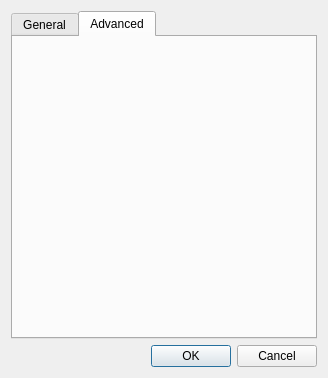
Qt form pcmanfm/desktop-preferences.ui (lxqt/pcmanfm-qt) before a commit.
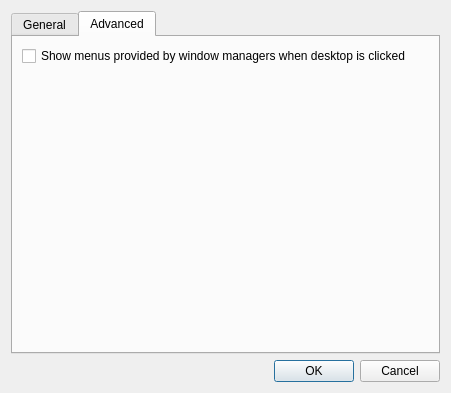
The same form after that commit. The open tabs and pages were chosen to show the change. Custom widgets are drawn as their Qt base class.

Commit message: Support showing the desktop menu provided by the window manager.

What changed in the file:
```diff
--- a/pcmanfm/desktop-preferences.ui
+++ b/pcmanfm/desktop-preferences.ui
@@ -6,8 +6,8 @@
    <rect>
     <x>0</x>
     <y>0</y>
-    <width>328</width>
-    <height>378</height>
+    <width>451</width>
+    <height>393</height>
    </rect>
   </property>
   <property name="windowTitle">
@@ -206,6 +206,28 @@
       <attribute name="title">
        <string>Advanced</string>
       </attribute>
+      <layout class="QVBoxLayout" name="verticalLayout_3">
+       <item>
+        <widget class="QCheckBox" name="showWmMenu">
+         <property name="text">
+          <string>Show menus provided by window managers when desktop is clicked</string>
+         </property>
+        </widget>
+       </item>
+       <item>
+        <spacer name="verticalSpacer">
+         <property name="orientation">
+          <enum>Qt::Vertical</enum>
+         </property>
+         <property name="sizeHint" stdset="0">
+          <size>
+           <width>20</width>
+           <height>40</height>
+          </size>
+         </property>
+        </spacer>
+       </item>
+      </layout>
      </widget>
     </widget>
    </item>
```
The commit also changes 5 other files.
